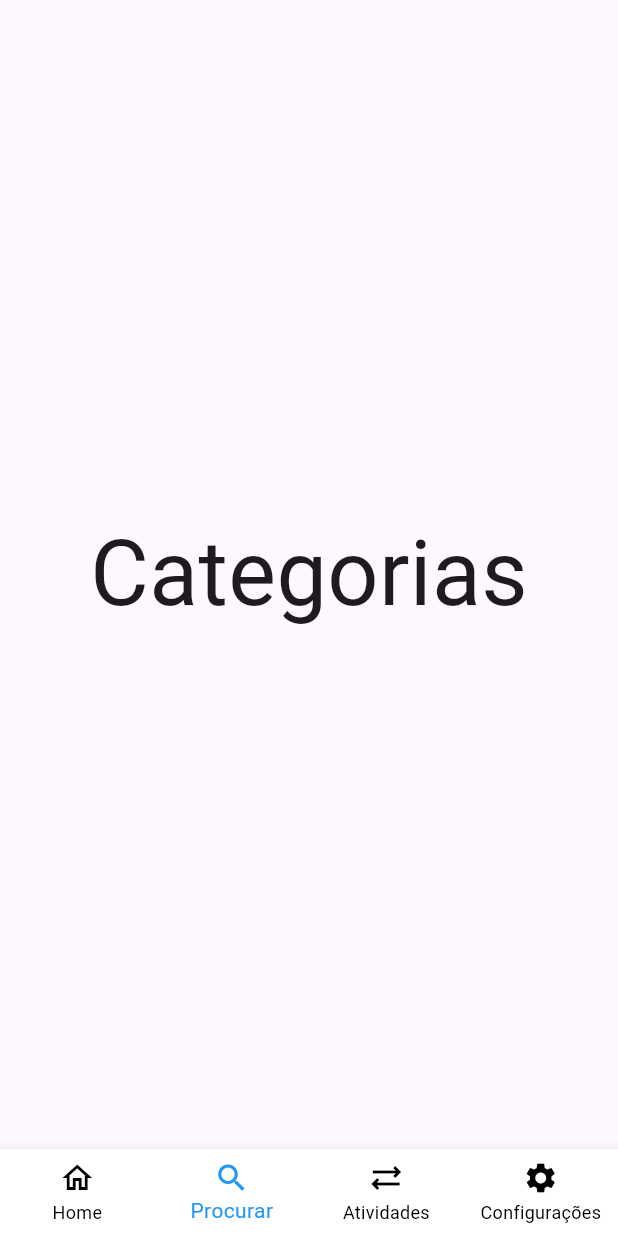
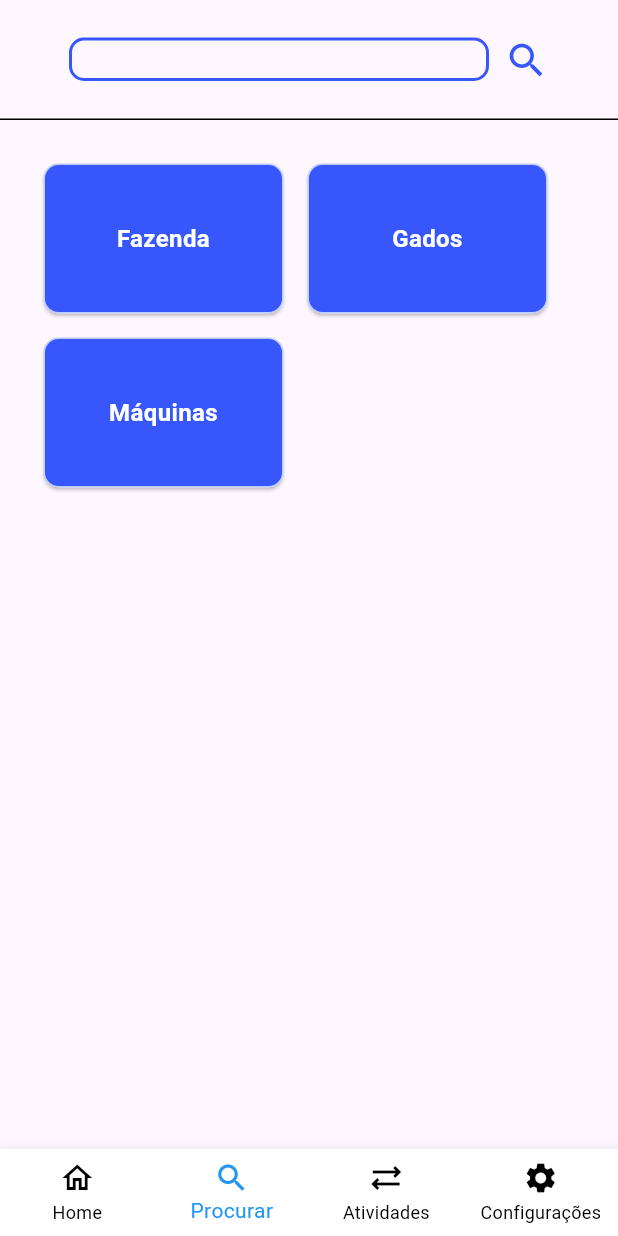
Before and after one commit to LeonardoViniciusBSantos/warehouse, a Flutter app: the screen it shows after launch, item 2 of the bottom bar chosen, on a phone screen of 412 x 824 dp. Run offline on Flutter 3.47's test engine with Material 3 defaults, Android fonts, the phone set to English and light mode, and no system bars.

Commit message:
Criação de: - Widget do card da categoria - O widget que lista categorias - Widget do item - Widget que lista de itens de uma categoria - Tela exemplo que lista os itens de uma categoria

```diff
--- /dev/null
+++ b/lib/models/categoria.model.dart
@@ -0,0 +1,34 @@
+// categoria.dart
+import 'package:warehouse/models/item.model.dart';
+
+class Categoria {
+  final String nome;
+  final List<Categoria> subcategorias;
+  final List<Item> itens;
+
+  Categoria({
+    required this.nome,
+    required this.subcategorias,
+    required this.itens,
+  });
+
+  // Método para adicionar uma subcategoria
+  void adicionarSubcategoria(Categoria subcategoria) {
+    subcategorias.add(subcategoria);
+  }
+
+  // Método para adicionar um item
+  void adicionarItem(Item item) {
+    itens.add(item);
+  }
+
+   // Método para excluir uma subcategoria
+  void excluirSubcategoria(Categoria subcategoria) {
+    subcategorias.remove(subcategoria);
+  }
+
+  // Método para excluir um item
+  void excluirItem(Item item) {
+    itens.remove(item);
+  }
+}
--- /dev/null
+++ b/lib/models/data.dart
@@ -0,0 +1,63 @@
+import 'package:warehouse/models/categoria.model.dart';
+import 'package:warehouse/models/item.model.dart';
+
+List<Categoria> categorias = [
+  Categoria(
+    nome: "Fazenda",
+    subcategorias: [],
+    itens: [
+      Item(
+        id: 1,
+        nome: "Vaca Leiteira",
+        descricao: "Uma descrição da Vaca Leiteira",
+        categoria: Categoria(
+          nome: "Gados",
+          subcategorias: [],
+          itens: [],
+        ),
+      ),
+      Item(
+        id: 2,
+        nome: "Trator",
+        descricao: "Uma descrição do Trator",
+        categoria: Categoria(
+          nome: "Máquinas",
+          subcategorias: [],
+          itens: [],
+        ),
+      ),
+    ],
+  ),
+  Categoria(
+    nome: "Gados",
+    subcategorias: [],
+    itens: [
+      Item(
+        id: 3,
+        nome: "Boi de Corte",
+        descricao: "Uma descrição do Boi de Corte",
+        categoria: Categoria(
+          nome: "Gados",
+          subcategorias: [],
+          itens: [],
+        ),
+      ),
+    ],
+  ),
+  Categoria(
+    nome: "Máquinas",
+    subcategorias: [],
+    itens: [
+      Item(
+        id: 4,
+        nome: "Colheitadeira",
+        descricao: "Uma descrição da Colheitadeira",
+        categoria: Categoria(
+          nome: "Máquinas",
+          subcategorias: [],
+          itens: [],
+        ),
+      ),
+    ],
+  ),
+];
--- /dev/null
+++ b/lib/models/item.model.dart
@@ -0,0 +1,15 @@
+import 'package:warehouse/models/categoria.model.dart';
+
+class Item {
+  final int id;
+  final String nome;
+  final String descricao;
+  final Categoria categoria;
+
+  Item({
+    required this.id,
+    required this.nome,
+    required this.descricao,
+    required this.categoria,
+  });
+}
--- /dev/null
+++ b/lib/pages/category.view.dart
@@ -0,0 +1,33 @@
+import 'package:flutter/material.dart';
+import 'package:warehouse/models/data.dart';
+import 'package:warehouse/pages/item.view.dart';
+import 'package:warehouse/widgets/category.widget.dart';
+
+class CategoryScreen extends StatelessWidget {
+  const CategoryScreen({super.key});
+
+  @override
+  Widget build(BuildContext context) {
+    return SingleChildScrollView(
+      child: Padding(
+        padding: const EdgeInsets.all(25),
+        child: Wrap(
+          spacing: 8,
+          runSpacing: 8,
+          children: List.generate(
+            categorias.length,
+            (index) => CategoryWidget(
+              categoria: categorias[index],
+              onTap: (categoria) {
+                Navigator.push(
+                    context,
+                    MaterialPageRoute(
+                        builder: (context) => ItemView(categoria: categoria)));
+              },
+            ),
+          ),
+        ),
+      ),
+    );
+  }
+}
--- a/lib/pages/home.dart
+++ b/lib/pages/home.dart
@@ -1,4 +1,5 @@
 import 'package:flutter/material.dart';
+import 'package:warehouse/pages/category.view.dart';
 
 class HomeView extends StatefulWidget {
   const HomeView({super.key});
@@ -13,23 +14,56 @@ class _HomeViewState extends State<HomeView> {
     Center(
       child: Text("Home", style: TextStyle(fontSize: 60)),
     ),
-    Center(
-      child: Text("Categorias", style: TextStyle(fontSize: 60)),
-    ),
+    CategoryScreen(),
     Center(
       child: Text("Atividades", style: TextStyle(fontSize: 60)),
     ),
     Center(
-      child: Text("Configurações", style: TextStyle(fontSize: 60)),
+      child: Text("Configurações", style: TextStyle(fontSize: 40)),
     ),
   ];
 
   @override
   Widget build(BuildContext context) {
-    return Scaffold(
-      body: IndexedStack(
+    return SafeArea(
+      child: Scaffold(
+        body: Column(
+          children: [
+            // Aqui será o AppBar da minha Home View
+            Container(
+              height: 80,
+              decoration: BoxDecoration(border: Border(bottom: BorderSide())),
+              child: Padding(
+                padding: const EdgeInsets.all(25.0),
+                child: Row(
+                  mainAxisAlignment: MainAxisAlignment.center,
+                  children: [
+                    Container(
+                      height: 40,
+                      width: 280,
+                      decoration: BoxDecoration(
+                          border: Border.all(
+                              width: 2,
+                              color: Color.fromARGB(255, 55, 87, 253)),
+                          borderRadius: BorderRadius.circular(10)),
+                    ),
+                    const SizedBox(
+                      width: 10,
+                    ),
+                    const Icon(
+                      Icons.search,
+                      color: Color.fromARGB(255, 55, 87, 253),
+                      size: 30,
+                    )
+                  ],
+                ),
+              ),
+            ),
+            IndexedStack(
               index: currentIndex,
               children: screens,
+            ),
+          ],
         ),
         bottomNavigationBar: BottomNavigationBar(
           type: BottomNavigationBarType.fixed,
@@ -61,6 +95,7 @@ class _HomeViewState extends State<HomeView> {
             ),
           ],
         ),
+      ),
     );
   }
 }
--- /dev/null
+++ b/lib/widgets/category.widget.dart
@@ -0,0 +1,49 @@
+// category_widget.dart
+import 'package:flutter/material.dart';
+import 'package:warehouse/models/categoria.model.dart';
+
+class CategoryWidget extends StatelessWidget {
+  final Categoria categoria;
+  final Function(Categoria) onTap;
+
+  const CategoryWidget({
+    Key? key,
+    required this.categoria,
+    required this.onTap,
+  }) : super(key: key);
+
+  @override
+  Widget build(BuildContext context) {
+    return GestureDetector(
+      onTap: () {
+        onTap(categoria);
+      },
+      child: Card(
+        elevation: 1,
+        shape: RoundedRectangleBorder(
+          borderRadius: BorderRadius.circular(10),
+        ),
+        child: Container(
+          width: 160,
+          height: 100,
+          decoration: BoxDecoration(
+              color: Color.fromARGB(255, 55, 87, 253),
+              border:
+                  Border.all(width: 1, color: Color.fromRGBO(189, 205, 255, 1)),
+              borderRadius: BorderRadius.circular(10.0)),
+          padding: EdgeInsets.all(8),
+          child: Center(
+            child: Text(
+              categoria.nome,
+              style: TextStyle(
+                  fontSize: 16,
+                  fontWeight: FontWeight.bold,
+                  color: Colors.white),
+              textAlign: TextAlign.center,
+            ),
+          ),
+        ),
+      ),
+    );
+  }
+}
```
Also changed, not shown: lib/pages/item.view.dart (added, +17 -0 lines), lib/widgets/item.widget.dart (added, +42 -0 lines), lib/widgets/list_item.widget.dart (added, +27 -0 lines), 1 other file. Lines whose indentation alone changed are shown as unchanged.
